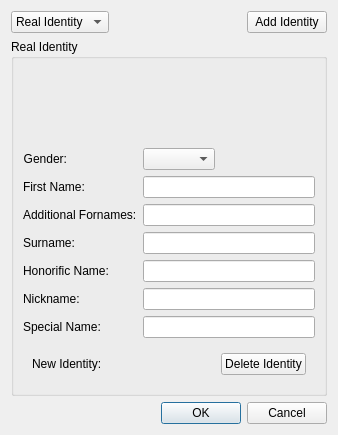
Above: ui/ui_NameDialog.ui from Kamduis/SoulCreator before the change. Below: the same form after it.
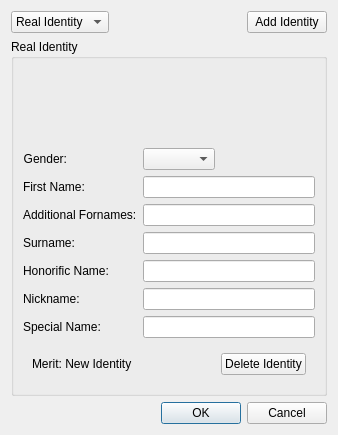
That is the form after the change. Custom widgets are drawn as their Qt base class.

Commit message:
Falsche Identitäten haben einen Merit-Wert.
Einer falschen Identität kann nun ein Wert des New-Identity-Merits zu
gewiesen werden.

Patch:
```diff
--- a/ui/ui_NameDialog.ui
+++ b/ui/ui_NameDialog.ui
@@ -205,7 +205,7 @@
          <item>
           <widget class="QLabel" name="label">
            <property name="text">
-            <string>New Identity:</string>
+            <string>Merit: New Identity</string>
            </property>
           </widget>
          </item>
@@ -219,7 +219,7 @@
            </property>
            <property name="sizeHint" stdset="0">
             <size>
-             <width>99</width>
+             <width>66</width>
              <height>20</height>
             </size>
            </property>
```
Left out of the diff: 2 changed lines with no effect on the pictures. The commit also changes 8 other files.
